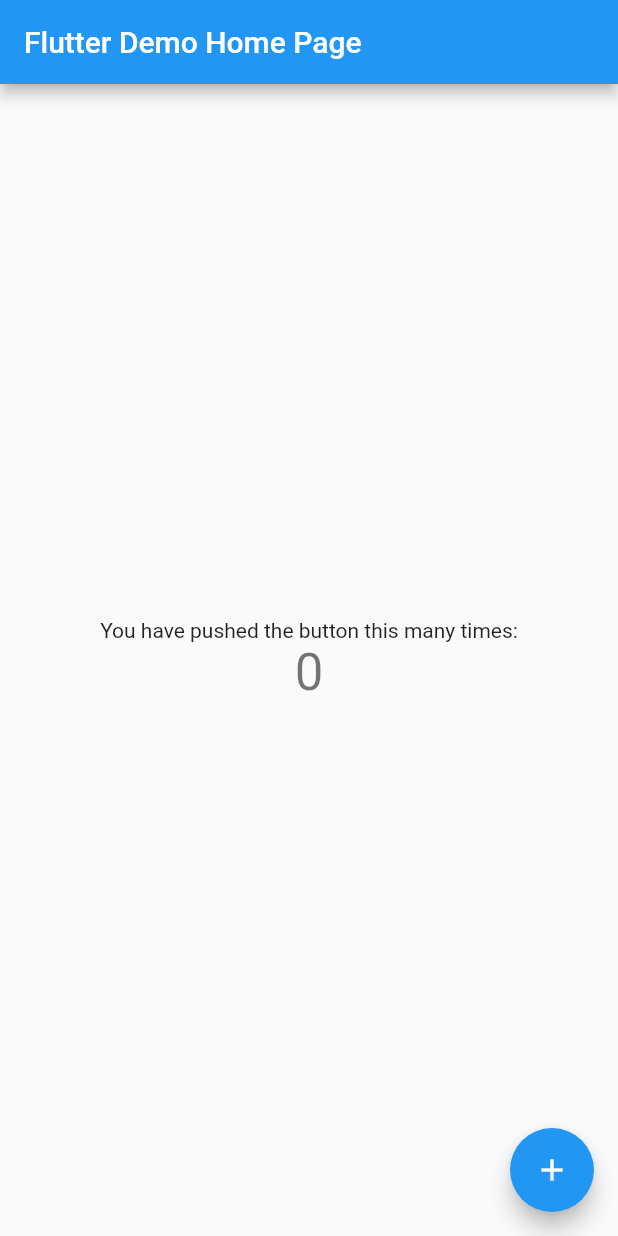
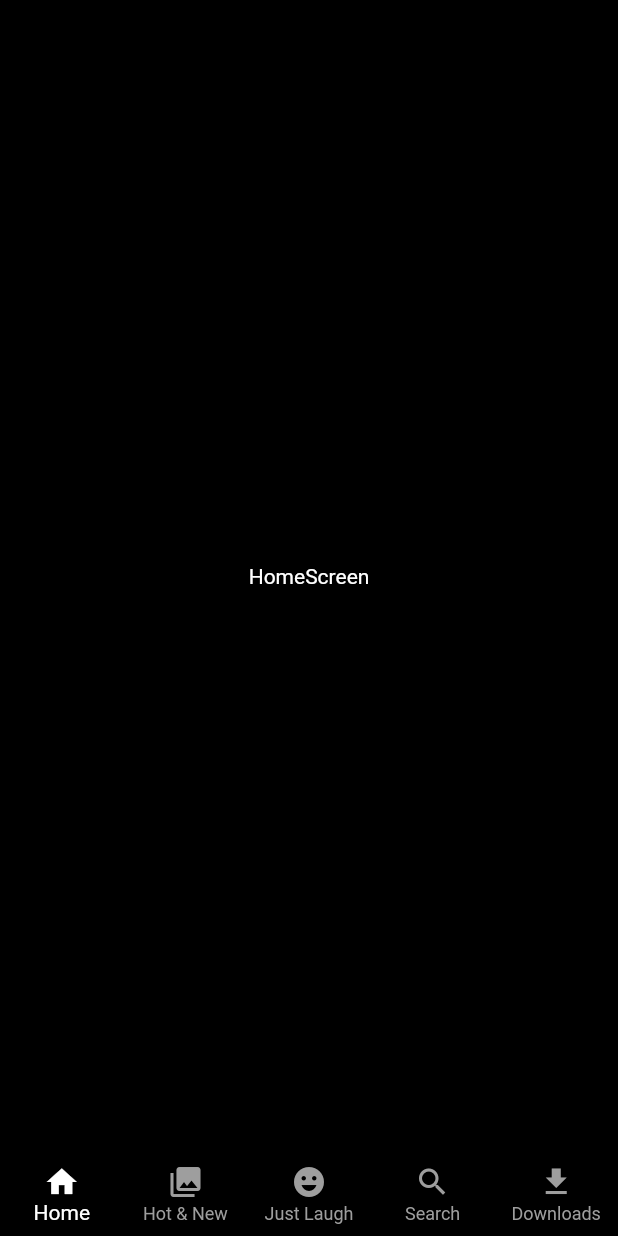
Before and after one commit to amjadhck/my_netflix, a Flutter app: the screen it shows after launch, on a phone screen of 412 x 824 dp. Run offline on Flutter 3.47's test engine with Material 2 defaults, Android fonts, the phone set to English and light mode, and no system bars.

Commit message:
bottom nav done

```diff
--- /dev/null
+++ b/lib/core/colors.dart
@@ -0,0 +1,4 @@
+import 'package:flutter/material.dart';
+
+const backgroundColor = Colors.black;
+const textColor = Colors.white;
--- /dev/null
+++ b/lib/homepage.dart
@@ -0,0 +1,32 @@
+import 'package:flutter/material.dart';
+import 'package:my_netflix/presentation/screens/downloads_screen.dart';
+import 'package:my_netflix/presentation/screens/home_screen.dart';
+import 'package:my_netflix/presentation/screens/hotandnew_scree.dart';
+import 'package:my_netflix/presentation/screens/justlaught_screen.dart';
+import 'package:my_netflix/presentation/screens/search_screen.dart';
+import 'package:my_netflix/presentation/widgets/bottom_nav_screen.dart';
+
+class MyHomePage extends StatelessWidget {
+  MyHomePage({Key? key}) : super(key: key);
+
+  final _pages = [
+    HomeScreen(),
+    HotandNewScreen(),
+    JustLaughScreen(),
+    SearchScreen(),
+    DownloadsScreen(),
+  ];
+
+  @override
+  Widget build(BuildContext context) {
+    return Scaffold(
+      body: ValueListenableBuilder(
+        valueListenable: bottomNavIndex,
+        builder: (context, int index, _) {
+          return _pages[index];
+        },
+      ),
+      bottomNavigationBar: BottomNavScreen(),
+    );
+  }
+}
--- a/lib/main.dart
+++ b/lib/main.dart
@@ -1,4 +1,7 @@
 import 'package:flutter/material.dart';
+import 'package:my_netflix/core/colors.dart';
+
+import 'homepage.dart';
 
 void main() {
   runApp(const MyApp());
@@ -6,110 +9,24 @@
 
 class MyApp extends StatelessWidget {
   const MyApp({Key? key}) : super(key: key);
-
-  // This widget is the root of your application.
   @override
   Widget build(BuildContext context) {
     return MaterialApp(
-      title: 'Flutter Demo',
+      debugShowCheckedModeBanner: false,
+      title: 'My Netflix',
       theme: ThemeData(
-        // This is the theme of your application.
-        //
-        // Try running your application with "flutter run". You'll see the
-        // application has a blue toolbar. Then, without quitting the app, try
-        // changing the primarySwatch below to Colors.green and then invoke
-        // "hot reload" (press "r" in the console where you ran "flutter run",
-        // or simply save your changes to "hot reload" in a Flutter IDE).
-        // Notice that the counter didn't reset back to zero; the application
-        // is not restarted.
         primarySwatch: Colors.blue,
+        scaffoldBackgroundColor: backgroundColor,
+        textTheme: const TextTheme(
+          bodyText1: TextStyle(
+            color: textColor,
+          ),
+          bodyText2: TextStyle(
+            color: textColor,
+          ),
+        ),
       ),
-      home: const MyHomePage(title: 'Flutter Demo Home Page'),
+      home: MyHomePage(),
     );
   }
 }
-
-class MyHomePage extends StatefulWidget {
-  const MyHomePage({Key? key, required this.title}) : super(key: key);
-
-  // This widget is the home page of your application. It is stateful, meaning
-  // that it has a State object (defined below) that contains fields that affect
-  // how it looks.
-
-  // This class is the configuration for the state. It holds the values (in this
-  // case the title) provided by the parent (in this case the App widget) and
-  // used by the build method of the State. Fields in a Widget subclass are
-  // always marked "final".
-
-  final String title;
-
-  @override
-  State<MyHomePage> createState() => _MyHomePageState();
-}
-
-class _MyHomePageState extends State<MyHomePage> {
-  int _counter = 0;
-
-  void _incrementCounter() {
-    setState(() {
-      // This call to setState tells the Flutter framework that something has
-      // changed in this State, which causes it to rerun the build method below
-      // so that the display can reflect the updated values. If we changed
-      // _counter without calling setState(), then the build method would not be
-      // called again, and so nothing would appear to happen.
-      _counter++;
-    });
-  }
-
-  @override
-  Widget build(BuildContext context) {
-    // This method is rerun every time setState is called, for instance as done
-    // by the _incrementCounter method above.
-    //
-    // The Flutter framework has been optimized to make rerunning build methods
-    // fast, so that you can just rebuild anything that needs updating rather
-    // than having to individually change instances of widgets.
-    return Scaffold(
-      appBar: AppBar(
-        // Here we take the value from the MyHomePage object that was created by
-        // the App.build method, and use it to set our appbar title.
-        title: Text(widget.title),
-      ),
-      body: Center(
-        // Center is a layout widget. It takes a single child and positions it
-        // in the middle of the parent.
-        child: Column(
-          // Column is also a layout widget. It takes a list of children and
-          // arranges them vertically. By default, it sizes itself to fit its
-          // children horizontally, and tries to be as tall as its parent.
-          //
-          // Invoke "debug painting" (press "p" in the console, choose the
-          // "Toggle Debug Paint" action from the Flutter Inspector in Android
-          // Studio, or the "Toggle Debug Paint" command in Visual Studio Code)
-          // to see the wireframe for each widget.
-          //
-          // Column has various properties to control how it sizes itself and
-          // how it positions its children. Here we use mainAxisAlignment to
-          // center the children vertically; the main axis here is the vertical
-          // axis because Columns are vertical (the cross axis would be
-          // horizontal).
-          mainAxisAlignment: MainAxisAlignment.center,
-          children: <Widget>[
-            const Text(
-              'You have pushed the button this many times:',
-            ),
-            Text(
-              '$_counter',
-              style: Theme.of(context).textTheme.headline4,
-            ),
-          ],
-        ),
-      ),
-      floatingActionButton: FloatingActionButton(
-        onPressed: _incrementCounter,
-        tooltip: 'Increment',
-        child: const Icon(Icons.add),
-      ), // This trailing comma makes auto-formatting nicer for build methods.
-    );
-  }
-}
--- /dev/null
+++ b/lib/presentation/screens/downloads_screen.dart
@@ -0,0 +1,14 @@
+import 'package:flutter/material.dart';
+
+class DownloadsScreen extends StatelessWidget {
+  DownloadsScreen({Key? key}) : super(key: key);
+
+  @override
+  Widget build(BuildContext context) {
+    return Scaffold(
+      body: Center(
+        child: Text("DownloadsScreen"),
+      ),
+    );
+  }
+}
--- /dev/null
+++ b/lib/presentation/screens/home_screen.dart
@@ -0,0 +1,14 @@
+import 'package:flutter/material.dart';
+
+class HomeScreen extends StatelessWidget {
+  HomeScreen({Key? key}) : super(key: key);
+
+  @override
+  Widget build(BuildContext context) {
+    return Scaffold(
+      body: Center(
+        child: Text("HomeScreen"),
+      ),
+    );
+  }
+}
--- /dev/null
+++ b/lib/presentation/screens/hotandnew_scree.dart
@@ -0,0 +1,14 @@
+import 'package:flutter/material.dart';
+
+class HotandNewScreen extends StatelessWidget {
+  HotandNewScreen({Key? key}) : super(key: key);
+
+  @override
+  Widget build(BuildContext context) {
+    return Scaffold(
+      body: Center(
+        child: Text("HotandNewScreen"),
+      ),
+    );
+  }
+}
--- /dev/null
+++ b/lib/presentation/screens/justlaught_screen.dart
@@ -0,0 +1,14 @@
+import 'package:flutter/material.dart';
+
+class JustLaughScreen extends StatelessWidget {
+  JustLaughScreen({Key? key}) : super(key: key);
+
+  @override
+  Widget build(BuildContext context) {
+    return Scaffold(
+      body: Center(
+        child: Text("JustLaughScreen"),
+      ),
+    );
+  }
+}
--- /dev/null
+++ b/lib/presentation/screens/search_screen.dart
@@ -0,0 +1,14 @@
+import 'package:flutter/material.dart';
+
+class SearchScreen extends StatelessWidget {
+  SearchScreen({Key? key}) : super(key: key);
+
+  @override
+  Widget build(BuildContext context) {
+    return Scaffold(
+      body: Center(
+        child: Text("SearchScreen"),
+      ),
+    );
+  }
+}
--- /dev/null
+++ b/lib/presentation/widgets/bottom_nav_screen.dart
@@ -0,0 +1,49 @@
+import 'package:flutter/material.dart';
+import 'package:my_netflix/core/colors.dart';
+
+ValueNotifier<int> bottomNavIndex = ValueNotifier(0);
+
+class BottomNavScreen extends StatelessWidget {
+  const BottomNavScreen({Key? key}) : super(key: key);
+
+  @override
+  Widget build(BuildContext context) {
+    return ValueListenableBuilder(
+        valueListenable: bottomNavIndex,
+        builder: (context, int newIndex, _) {
+          return BottomNavigationBar(
+            currentIndex: newIndex,
+            onTap: (index) {
+              bottomNavIndex.value = index;
+            },
+            elevation: 0,
+            type: BottomNavigationBarType.fixed,
+            backgroundColor: backgroundColor,
+            selectedItemColor: Colors.white,
+            unselectedItemColor: Colors.grey,
+            items: const [
+              BottomNavigationBarItem(
+                icon: Icon(Icons.home),
+                label: "Home",
+              ),
+              BottomNavigationBarItem(
+                icon: Icon(Icons.collections),
+                label: "Hot & New",
+              ),
+              BottomNavigationBarItem(
+                icon: Icon(Icons.emoji_emotions),
+                label: "Just Laugh",
+              ),
+              BottomNavigationBarItem(
+                icon: Icon(Icons.search),
+                label: "Search",
+              ),
+              BottomNavigationBarItem(
+                icon: Icon(Icons.download),
+                label: "Downloads",
+              ),
+            ],
+          );
+        });
+  }
+}
```
